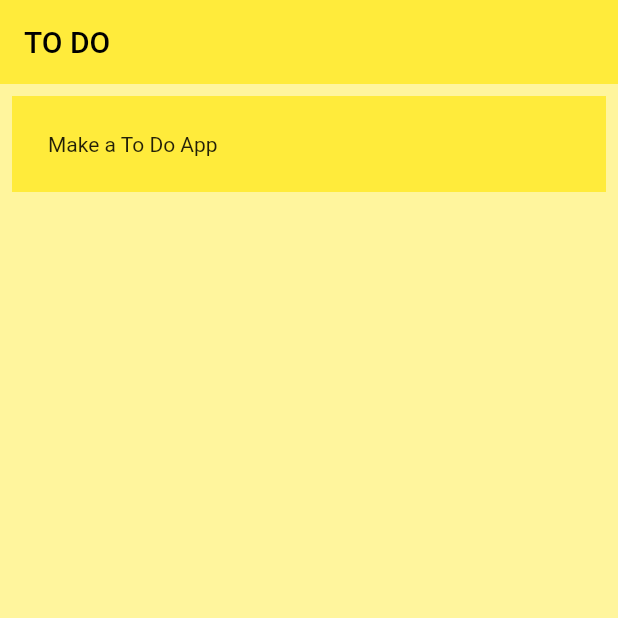
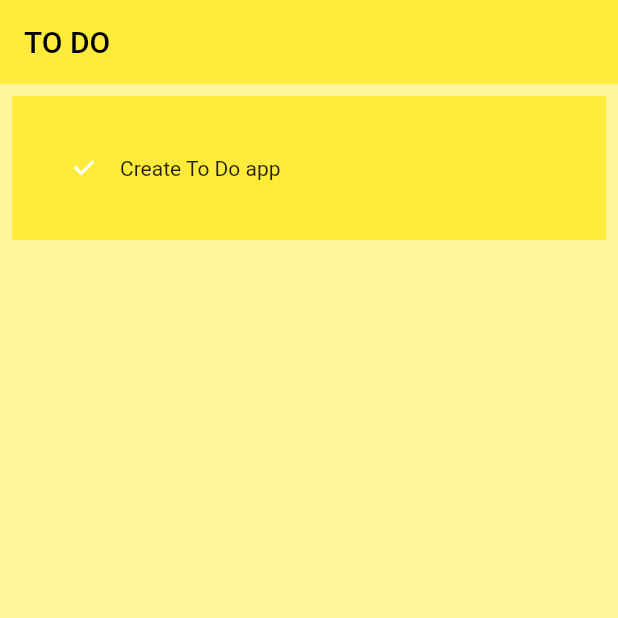
Before and after one commit to FrankDannyA/to_do_app, a Flutter app: the screen it shows after launch, on a phone screen of 412 x 824 dp, the top half of it. Run offline on Flutter 3.47's test engine with Material 2 defaults, Android fonts, the phone set to English and light mode, and no system bars.

Commit message:
To Do decoration

```diff
--- a/lib/pages/home_page.dart
+++ b/lib/pages/home_page.dart
@@ -14,7 +14,11 @@ class HomePage extends StatelessWidget {
       ),
       body: ListView(
         children: [
-          TodoTile(),
+          TodoTile(
+            isComleted: true,
+            taskName: 'Create To Do app',
+            onChanged: (p0) {},
+          ),
         ],
       ),
     );
--- a/lib/utils/todo_tile.dart
+++ b/lib/utils/todo_tile.dart
@@ -1,7 +1,16 @@
 import 'package:flutter/material.dart';
 
 class TodoTile extends StatelessWidget {
-  const TodoTile({Key? key}) : super(key: key);
+  final String taskName;
+  final bool isComleted;
+  Function(bool?)? onChanged;
+
+  TodoTile({
+    Key? key,
+    required this.taskName,
+    required this.isComleted,
+    required this.onChanged,
+  }) : super(key: key);
 
   @override
   Widget build(BuildContext context) {
@@ -9,7 +18,18 @@ class TodoTile extends StatelessWidget {
       padding: const EdgeInsets.all(8.0),
       child: Container(
         padding: EdgeInsets.all(24),
-        child: Text('Make a To Do App'),
+        child: Row(
+          children: [
+            //checkbox
+            Checkbox(
+              value: isComleted,
+              onChanged: onChanged,
+            ),
+
+            //name task
+            Text(taskName),
+          ],
+        ),
         decoration: BoxDecoration(color: Colors.yellow),
       ),
     );
```
